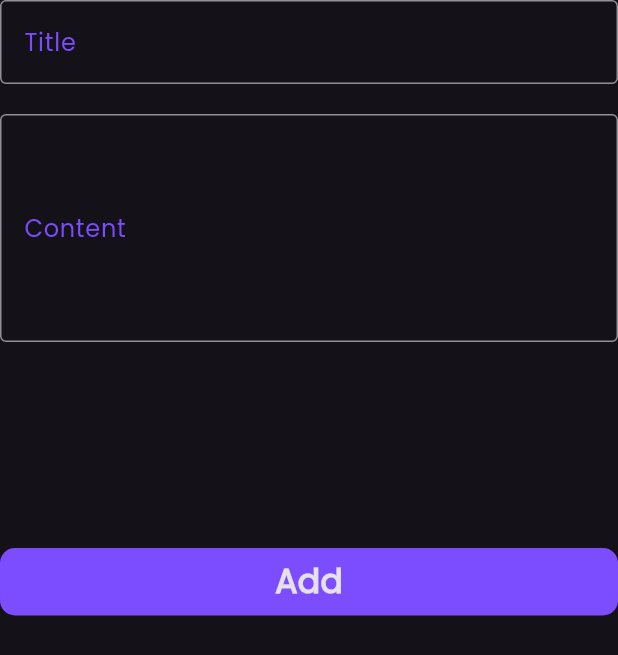
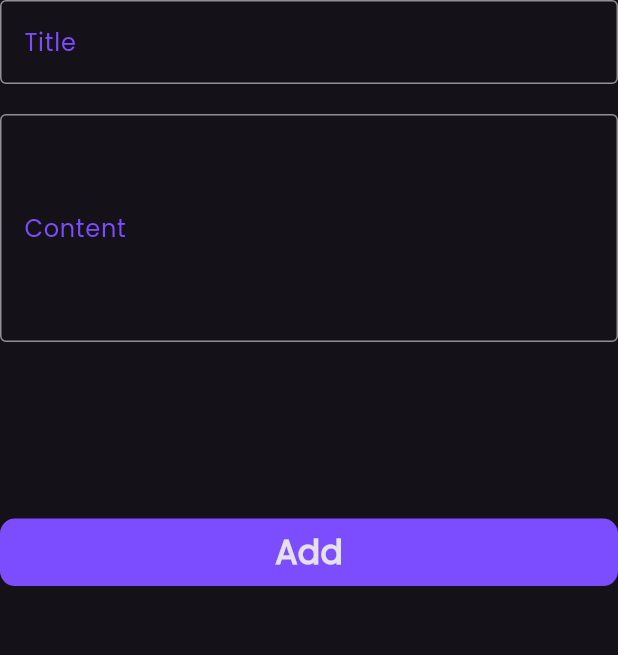
Before and after one commit to ahmedjamal22290/Notes_App, a Flutter app: the AddNoteFIelds widget shown alone on an empty page, opened directly, on a phone screen of 412 x 824 dp. Shown: the top 655 px of the screen. Run offline on Flutter 3.47's test engine with Material 3 defaults, Android fonts, the phone set to English and light mode, and no system bars; our stand-ins replace hive, hive_flutter; accounts and stored records are empty.

```diff
--- a/lib/widgets/add_note_bottomSheet.dart
+++ b/lib/widgets/add_note_bottomSheet.dart
@@ -1,4 +1,5 @@
 import 'package:flutter/material.dart';
+import 'package:notes_app/widgets/custom_add_button.dart';
 import 'package:notes_app/widgets/custom_field.dart';
 
 class AddNoteBottomSheet extends StatelessWidget {
@@ -50,26 +51,15 @@ class _AddNoteFIeldsState extends State<AddNoteFIelds> {
             maxLines: 5,
           ),
           //
-          SizedBox(height: MediaQuery.of(context).size.height / 6),
-          Container(
-            height: 45,
-            width: MediaQuery.of(context).size.width, //all width of screen
-            decoration: BoxDecoration(
-              borderRadius: BorderRadius.circular(10),
-              color: Colors.deepPurpleAccent,
-            ),
-            child: GestureDetector(
-              onTap: () {},
-              child: const Center(
-                child: Text(
-                  'Add',
-                  style: TextStyle(
-                    fontWeight: FontWeight.bold,
-                    fontSize: 22,
-                  ),
-                ),
-              ),
-            ),
+          SizedBox(height: MediaQuery.of(context).size.height / 7),
+          CustomAddButton(
+            onTap: () {
+              if (formKey.currentState!.validate()) {
+                formKey.currentState!.save();
+              } else {
+                autovalidateMode = AutovalidateMode.always;
+              }
+            },
           )
         ],
       ),
--- a/lib/widgets/custom_add_button.dart
+++ b/lib/widgets/custom_add_button.dart
@@ -0,0 +1,32 @@
+import 'package:flutter/material.dart';
+
+class CustomAddButton extends StatelessWidget {
+  const CustomAddButton({
+    super.key,
+    this.onTap,
+  });
+  final void Function()? onTap;
+  @override
+  Widget build(BuildContext context) {
+    return GestureDetector(
+      onTap: onTap,
+      child: Container(
+        height: 45,
+        width: MediaQuery.of(context).size.width, //all width of screen
+        decoration: BoxDecoration(
+          borderRadius: BorderRadius.circular(10),
+          color: Colors.deepPurpleAccent,
+        ),
+        child: const Center(
+          child: Text(
+            'Add',
+            style: TextStyle(
+              fontWeight: FontWeight.bold,
+              fontSize: 22,
+            ),
+          ),
+        ),
+      ),
+    );
+  }
+}
```
